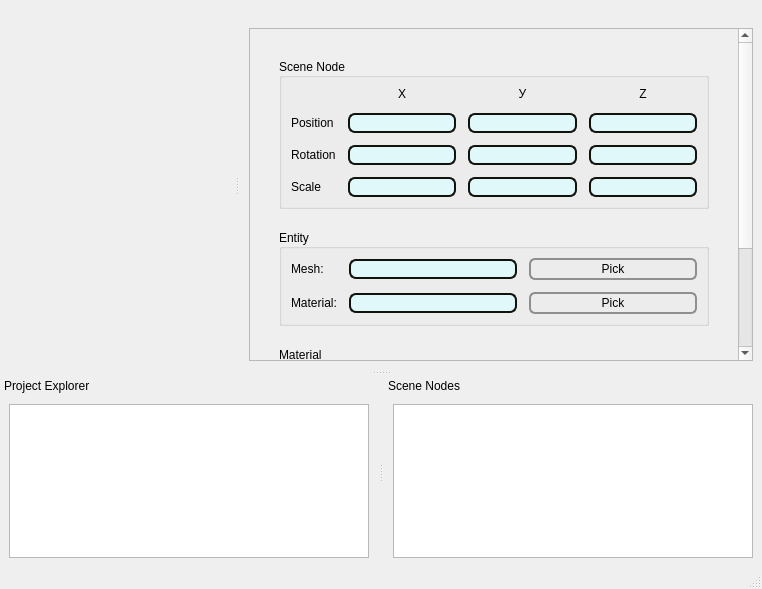
Above: mainwindow.ui from Smiter/Ogre_editor before the change. Below: the same form after it.
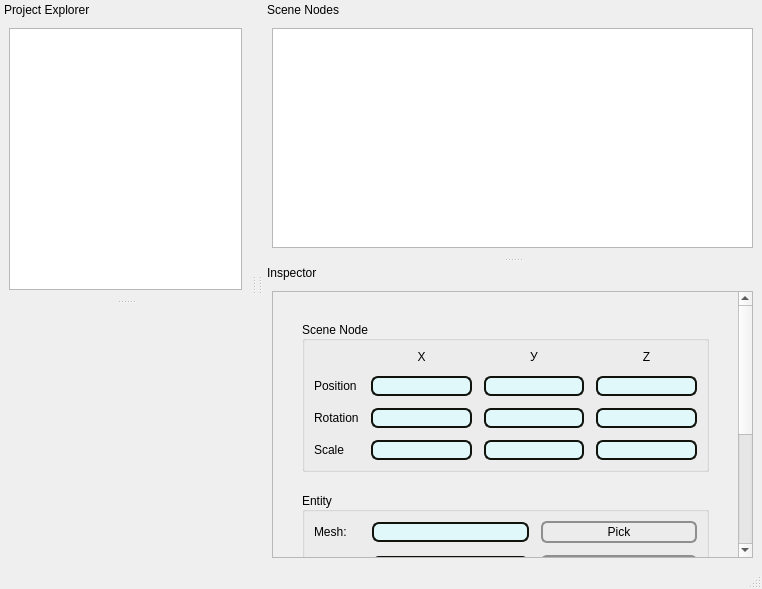
That is the form after the change.

Commit message: design again

```diff
--- a/mainwindow.ui
+++ b/mainwindow.ui
@@ -13,7 +13,17 @@
   <property name="windowTitle">
    <string>MainWindow</string>
   </property>
-  <widget class="QWidget" name="centralwidget"/>
+  <property name="autoFillBackground">
+   <bool>false</bool>
+  </property>
+  <property name="dockOptions">
+   <set>QMainWindow::AllowNestedDocks|QMainWindow::AllowTabbedDocks|QMainWindow::AnimatedDocks</set>
+  </property>
+  <widget class="QWidget" name="centralwidget">
+   <property name="autoFillBackground">
+    <bool>false</bool>
+   </property>
+  </widget>
   <widget class="QMenuBar" name="menubar">
    <property name="geometry">
     <rect>
@@ -51,7 +61,7 @@
     <string>Project Explorer</string>
    </property>
    <attribute name="dockWidgetArea">
-    <number>8</number>
+    <number>1</number>
    </attribute>
    <widget class="QWidget" name="dockWidgetContents_15">
     <layout class="QHBoxLayout" name="horizontalLayout_3">
@@ -102,7 +112,7 @@
    </property>
    <property name="minimumSize">
     <size>
-     <width>82</width>
+     <width>103</width>
      <height>103</height>
     </size>
    </property>
@@ -116,7 +126,7 @@
     <string notr="true">Scene Nodes</string>
    </property>
    <attribute name="dockWidgetArea">
-    <number>8</number>
+    <number>2</number>
    </attribute>
    <widget class="QWidget" name="dockWidgetContents_14">
     <layout class="QHBoxLayout" name="horizontalLayout_4">
@@ -141,15 +151,15 @@
   </widget>
   <widget class="QDockWidget" name="componentsGUI">
    <property name="sizePolicy">
-    <sizepolicy hsizetype="Preferred" vsizetype="Ignored">
+    <sizepolicy hsizetype="Preferred" vsizetype="Preferred">
      <horstretch>0</horstretch>
      <verstretch>0</verstretch>
     </sizepolicy>
    </property>
    <property name="minimumSize">
     <size>
-     <width>370</width>
-     <height>370</height>
+     <width>270</width>
+     <height>270</height>
     </size>
    </property>
    <property name="maximumSize">
@@ -161,6 +171,12 @@
    <property name="features">
     <set>QDockWidget::DockWidgetMovable</set>
    </property>
+   <property name="allowedAreas">
+    <set>Qt::BottomDockWidgetArea|Qt::LeftDockWidgetArea|Qt::RightDockWidgetArea</set>
+   </property>
+   <property name="windowTitle">
+    <string>Inspector</string>
+   </property>
    <attribute name="dockWidgetArea">
     <number>2</number>
    </attribute>
@@ -187,7 +203,7 @@
         <enum>Qt::ScrollBarAsNeeded</enum>
        </property>
        <property name="horizontalScrollBarPolicy">
-        <enum>Qt::ScrollBarAlwaysOff</enum>
+        <enum>Qt::ScrollBarAsNeeded</enum>
        </property>
        <property name="widgetResizable">
         <bool>true</bool>
@@ -197,7 +213,7 @@
          <rect>
           <x>0</x>
           <y>0</y>
-          <width>436</width>
+          <width>333</width>
           <height>466</height>
          </rect>
         </property>
@@ -745,6 +761,40 @@
     </layout>
    </widget>
   </widget>
+  <widget class="QDockWidget" name="dockWidget">
+   <property name="sizePolicy">
+    <sizepolicy hsizetype="Preferred" vsizetype="Preferred">
+     <horstretch>0</horstretch>
+     <verstretch>0</verstretch>
+    </sizepolicy>
+   </property>
+   <property name="minimumSize">
+    <size>
+     <width>200</width>
+     <height>200</height>
+    </size>
+   </property>
+   <property name="features">
+    <set>QDockWidget::DockWidgetMovable</set>
+   </property>
+   <property name="allowedAreas">
+    <set>Qt::BottomDockWidgetArea|Qt::LeftDockWidgetArea|Qt::RightDockWidgetArea</set>
+   </property>
+   <attribute name="dockWidgetArea">
+    <number>1</number>
+   </attribute>
+   <widget class="QWidget" name="dockWidgetContents_2">
+    <property name="autoFillBackground">
+     <bool>false</bool>
+    </property>
+    <layout class="QGridLayout" name="gridLayout_10">
+     <item row="0" column="0">
+      <layout class="QGridLayout" name="gridLayout_9"/>
+     </item>
+    </layout>
+   </widget>
+  </widget>
+  <zorder>dockWidget</zorder>
   <zorder>componentsGUI</zorder>
  </widget>
  <resources/>
```
Left out of the diff: 8 changed lines with no effect on the pictures. The commit also changes 2 other files.
